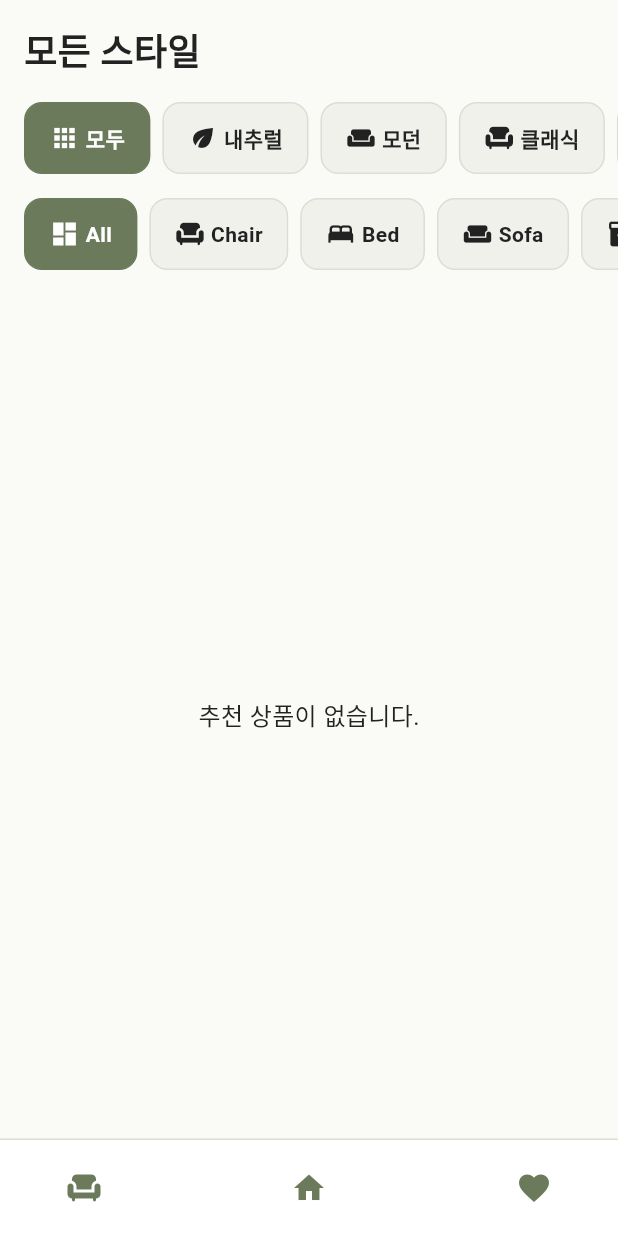
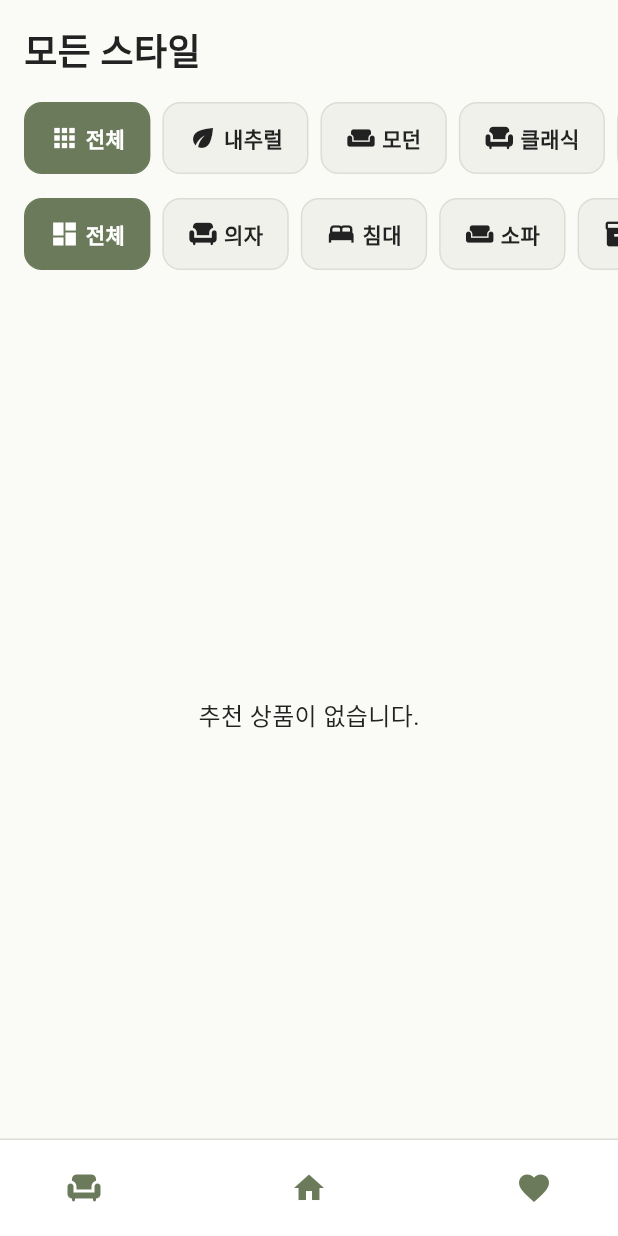
Before and after one commit to 980101/my-home-catalog-flutter, a Flutter app: the screen it shows after launch, after a tap on "바로 시작", on a phone screen of 412 x 824 dp. Run offline on Flutter 3.47's test engine with Material 3 defaults, Android fonts, the phone set to English and light mode, and no system bars; our stand-ins replace camera, firebase_core, firebase_database, permission_handler, shared_preferences; missing offline and left inert: tflite_flutter; accounts and stored records are empty.

Commit message:
fix: 필터 자동 스크롤 및 카탈로그 한글 표시 개선

```diff
--- a/lib/core/constants/catalog_options.dart
+++ b/lib/core/constants/catalog_options.dart
@@ -19,7 +19,7 @@ class CatalogOptions {
   static const allType = 'all';
 
   static const styles = [
-    CatalogOption(value: 'all', label: '모두', icon: Icons.apps),
+    CatalogOption(value: 'all', label: '전체', icon: Icons.apps),
     CatalogOption(value: 'natural', label: '내추럴', icon: Icons.eco),
     CatalogOption(value: 'modern', label: '모던', icon: Icons.weekend),
     CatalogOption(value: 'classic', label: '클래식', icon: Icons.chair),
@@ -28,12 +28,12 @@ class CatalogOptions {
   ];
 
   static const furnitureTypes = [
-    CatalogOption(value: 'all', label: 'All', icon: Icons.dashboard),
-    CatalogOption(value: 'chair', label: 'Chair', icon: Icons.chair),
-    CatalogOption(value: 'bed', label: 'Bed', icon: Icons.bed),
-    CatalogOption(value: 'sofa', label: 'Sofa', icon: Icons.weekend),
-    CatalogOption(value: 'dresser', label: 'Dresser', icon: Icons.inventory_2),
-    CatalogOption(value: 'table', label: 'Table', icon: Icons.table_restaurant),
+    CatalogOption(value: 'all', label: '전체', icon: Icons.dashboard),
+    CatalogOption(value: 'chair', label: '의자', icon: Icons.chair),
+    CatalogOption(value: 'bed', label: '침대', icon: Icons.bed),
+    CatalogOption(value: 'sofa', label: '소파', icon: Icons.weekend),
+    CatalogOption(value: 'dresser', label: '서랍장', icon: Icons.inventory_2),
+    CatalogOption(value: 'table', label: '테이블', icon: Icons.table_restaurant),
   ];
 
   static String styleTitle(String value) {
@@ -47,6 +47,24 @@ class CatalogOptions {
     };
   }
 
+  static String styleLabel(String value) {
+    for (final option in styles) {
+      if (option.value == value) {
+        return option.label;
+      }
+    }
+    return value;
+  }
+
+  static String furnitureTypeLabel(String value) {
+    for (final option in furnitureTypes) {
+      if (option.value == value) {
+        return option.label;
+      }
+    }
+    return value;
+  }
+
   static bool containsStyle(String value) {
     return styles.any((option) => option.value == value);
   }
--- a/lib/features/custom/presentation/widgets/furniture_type_tile.dart
+++ b/lib/features/custom/presentation/widgets/furniture_type_tile.dart
@@ -38,7 +38,7 @@ class FurnitureTypeTile extends StatelessWidget {
             Icon(option.icon, color: foreground, size: 48),
             const SizedBox(height: AppSpacing.md),
             Text(
-              option.value,
+              option.label,
               style: AppTextStyles.titleMedium.copyWith(color: foreground),
             ),
           ],
--- a/lib/features/home/presentation/widgets/furniture_type_filter.dart
+++ b/lib/features/home/presentation/widgets/furniture_type_filter.dart
@@ -5,22 +5,43 @@ import 'package:my_home_catalog_flutter/features/home/presentation/controllers/h
 import 'package:my_home_catalog_flutter/shared/widgets/selectable_option_chip.dart';
 import 'package:provider/provider.dart';
 
-class FurnitureTypeFilter extends StatelessWidget {
+class FurnitureTypeFilter extends StatefulWidget {
   const FurnitureTypeFilter({super.key});
+
+  @override
+  State<FurnitureTypeFilter> createState() => _FurnitureTypeFilterState();
+}
+
+class _FurnitureTypeFilterState extends State<FurnitureTypeFilter> {
+  final ScrollController _scrollController = ScrollController();
+  late final Map<String, GlobalKey> _chipKeys = {
+    for (final option in CatalogOptions.furnitureTypes)
+      option.value: GlobalKey(),
+  };
+  String? _lastVisibleType;
+
+  @override
+  void dispose() {
+    _scrollController.dispose();
+    super.dispose();
+  }
 
   @override
   Widget build(BuildContext context) {
     final selectedType = context.select(
       (HomeController controller) => controller.selectedType,
     );
+    _scrollSelectedChipIntoView(selectedType);
 
     return SingleChildScrollView(
+      controller: _scrollController,
       scrollDirection: Axis.horizontal,
       padding: const EdgeInsets.symmetric(horizontal: AppSpacing.md),
       child: Row(
         children: [
           for (final option in CatalogOptions.furnitureTypes) ...[
             SelectableOptionChip(
+              key: _chipKeys[option.value],
               label: option.label,
               icon: option.icon,
               selected: selectedType == option.value,
@@ -34,4 +55,27 @@ class FurnitureTypeFilter extends StatelessWidget {
       ),
     );
   }
+
+  void _scrollSelectedChipIntoView(String selectedType) {
+    if (_lastVisibleType == selectedType) {
+      return;
+    }
+    _lastVisibleType = selectedType;
+
+    WidgetsBinding.instance.addPostFrameCallback((_) {
+      if (!mounted || !_scrollController.hasClients) {
+        return;
+      }
+      final chipContext = _chipKeys[selectedType]?.currentContext;
+      if (chipContext == null) {
+        return;
+      }
+      Scrollable.ensureVisible(
+        chipContext,
+        duration: const Duration(milliseconds: 300),
+        curve: Curves.easeOutCubic,
+        alignment: 0.5,
+      );
+    });
+  }
 }
--- a/lib/features/home/presentation/widgets/style_filter_bar.dart
+++ b/lib/features/home/presentation/widgets/style_filter_bar.dart
@@ -5,22 +5,42 @@ import 'package:my_home_catalog_flutter/features/home/presentation/controllers/h
 import 'package:my_home_catalog_flutter/shared/widgets/selectable_option_chip.dart';
 import 'package:provider/provider.dart';
 
-class StyleFilterBar extends StatelessWidget {
+class StyleFilterBar extends StatefulWidget {
   const StyleFilterBar({super.key});
+
+  @override
+  State<StyleFilterBar> createState() => _StyleFilterBarState();
+}
+
+class _StyleFilterBarState extends State<StyleFilterBar> {
+  final ScrollController _scrollController = ScrollController();
+  late final Map<String, GlobalKey> _chipKeys = {
+    for (final option in CatalogOptions.styles) option.value: GlobalKey(),
+  };
+  String? _lastVisibleStyle;
+
+  @override
+  void dispose() {
+    _scrollController.dispose();
+    super.dispose();
+  }
 
   @override
   Widget build(BuildContext context) {
     final selectedStyle = context.select(
       (HomeController controller) => controller.selectedStyle,
     );
+    _scrollSelectedChipIntoView(selectedStyle);
 
     return SingleChildScrollView(
+      controller: _scrollController,
       scrollDirection: Axis.horizontal,
       padding: const EdgeInsets.symmetric(horizontal: AppSpacing.md),
       child: Row(
         children: [
           for (final option in CatalogOptions.styles) ...[
             SelectableOptionChip(
+              key: _chipKeys[option.value],
               label: option.label,
               icon: option.icon,
               selected: selectedStyle == option.value,
@@ -34,4 +54,27 @@ class StyleFilterBar extends StatelessWidget {
       ),
     );
   }
+
+  void _scrollSelectedChipIntoView(String selectedStyle) {
+    if (_lastVisibleStyle == selectedStyle) {
+      return;
+    }
+    _lastVisibleStyle = selectedStyle;
+
+    WidgetsBinding.instance.addPostFrameCallback((_) {
+      if (!mounted || !_scrollController.hasClients) {
+        return;
+      }
+      final chipContext = _chipKeys[selectedStyle]?.currentContext;
+      if (chipContext == null) {
+        return;
+      }
+      Scrollable.ensureVisible(
+        chipContext,
+        duration: const Duration(milliseconds: 300),
+        curve: Curves.easeOutCubic,
+        alignment: 0.5,
+      );
+    });
+  }
 }
--- a/lib/shared/widgets/item_summary_card.dart
+++ b/lib/shared/widgets/item_summary_card.dart
@@ -2,6 +2,7 @@ import 'package:flutter/material.dart';
 import 'package:my_home_catalog_flutter/app/theme/app_colors.dart';
 import 'package:my_home_catalog_flutter/app/theme/app_spacing.dart';
 import 'package:my_home_catalog_flutter/app/theme/app_text_styles.dart';
+import 'package:my_home_catalog_flutter/core/constants/catalog_options.dart';
 import 'package:my_home_catalog_flutter/data/models/item_model.dart';
 import 'package:my_home_catalog_flutter/shared/widgets/item_network_image.dart';
 
@@ -39,7 +40,7 @@ class ItemSummaryCard extends StatelessWidget {
           children: [
             ItemNetworkImage(
               imageUrl: item.image,
-              placeholderLabel: item.type,
+              placeholderLabel: CatalogOptions.furnitureTypeLabel(item.type),
               size: imageSize,
             ),
             const SizedBox(width: AppSpacing.md),
```
Also changed, not shown: lib/features/camera/presentation/camera_screen.dart (+5 -3 lines), lib/features/detail/presentation/detail_screen.dart (+2 -8 lines), 5 other files.
